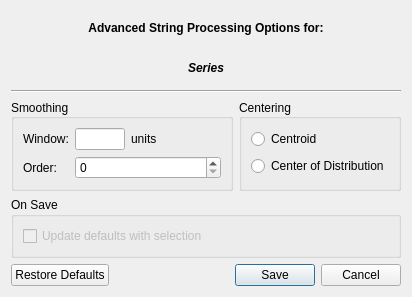
This is resources/stringAdvancedOptions.ui in gill14/AccuPatt as Qt 5 draws it before an edit. The edited form follows.
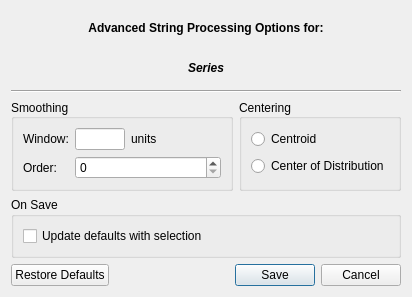
This is the edited form.

Commit message: string adv opts - update/reset defaults

What changed in the file:
```diff
--- a/resources/stringAdvancedOptions.ui
+++ b/resources/stringAdvancedOptions.ui
@@ -167,7 +167,7 @@
       <item>
        <widget class="QCheckBox" name="checkBox">
         <property name="enabled">
-         <bool>false</bool>
+         <bool>true</bool>
         </property>
         <property name="text">
          <string>Update defaults with selection</string>
```
Left out of the diff: 2 changed lines with no effect on the pictures. The commit also changes 2 other files.
